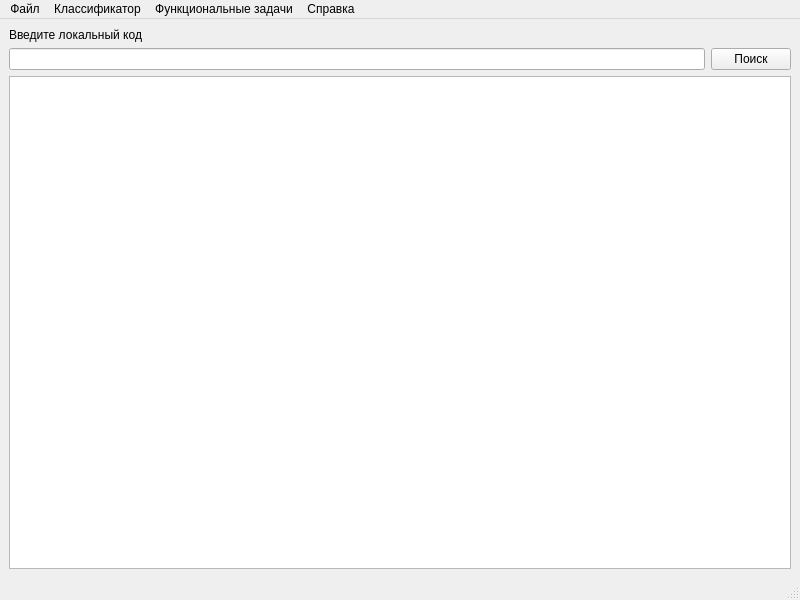
Old version of the form mainwindow.ui in the repository ZoomEXE/Magrov.
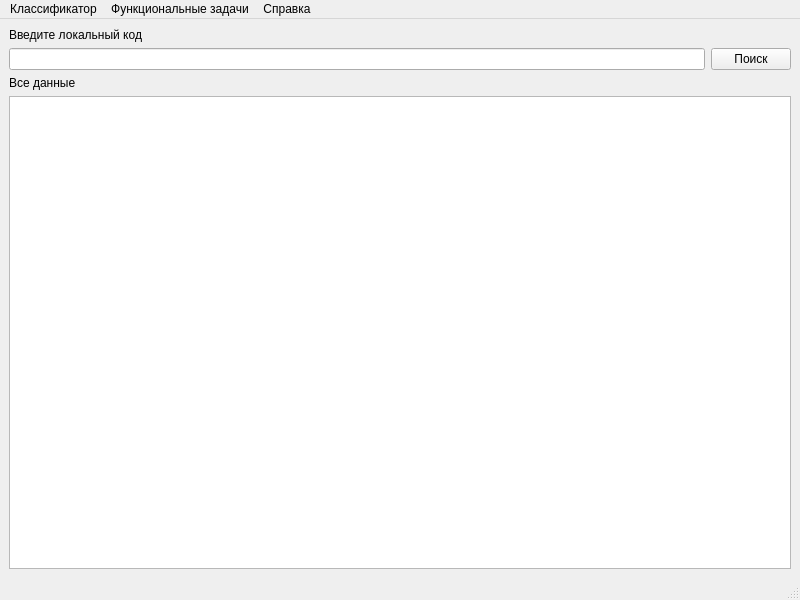
New version of the form.

```diff
--- a/mainwindow.ui
+++ b/mainwindow.ui
@@ -42,6 +42,13 @@
         </item>
        </layout>
       </item>
+      <item>
+       <widget class="QLabel" name="tableLabel">
+        <property name="text">
+         <string>Все данные</string>
+        </property>
+       </widget>
+      </item>
       <item>
        <widget class="QTableView" name="tableView"/>
       </item>
@@ -106,17 +113,11 @@
     <addaction name="separator"/>
     <addaction name="action_17"/>
    </widget>
-   <widget class="QMenu" name="menu_3">
-    <property name="title">
-     <string>Файл</string>
-    </property>
-   </widget>
    <widget class="QMenu" name="menu_4">
     <property name="title">
      <string>Справка</string>
     </property>
    </widget>
-   <addaction name="menu_3"/>
    <addaction name="menu"/>
    <addaction name="menu_2"/>
    <addaction name="menu_4"/>
```
Left out of the diff: 19 changed lines with no effect on the pictures.
